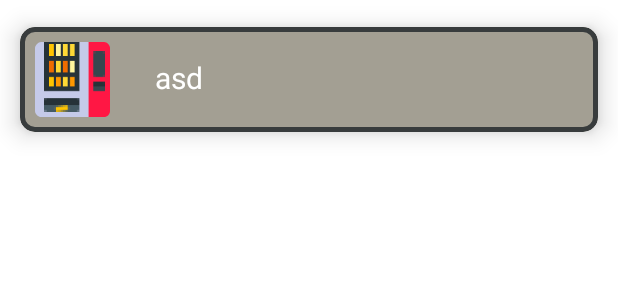
After one commit to DanilaKurdyukov/VendingApp2.0_NavigationComponent_FirestoreCloud, an Android app: the layout toast_item.xml on its own in the app's theme, with its tools: preview values and no code run, on a phone screen of 412 x 824 dp. The commit adds this screen. Shown: the top 300 px of the screen. Run offline under Robolectric (Android 15) with nearby library versions, the phone set to English and light mode, and no system bars.

Commit message:
Made custom toasts

```diff
--- /dev/null
+++ b/app/src/main/res/layout/toast_item.xml
@@ -0,0 +1,37 @@
+<?xml version="1.0" encoding="utf-8"?>
+<com.google.android.material.card.MaterialCardView xmlns:android="http://schemas.android.com/apk/res/android"
+    xmlns:app="http://schemas.android.com/apk/res-auto"
+    android:layout_width="match_parent"
+    android:layout_height="wrap_content"
+    app:cardUseCompatPadding="true"
+    app:cardCornerRadius="10dp"
+    app:cardElevation="10dp"
+    app:strokeColor="@color/black"
+    android:clickable="true"
+    app:strokeWidth="3dp"
+    app:cardBackgroundColor="@color/brown">
+
+    <androidx.appcompat.widget.LinearLayoutCompat
+        android:layout_width="match_parent"
+        android:layout_height="match_parent"
+        android:orientation="horizontal">
+
+        <ImageView
+            android:layout_width="50dp"
+            android:layout_height="50dp"
+            android:layout_gravity="center_vertical"
+            android:layout_margin="10dp"
+            android:src="@mipmap/ic_launcher_round"/>
+
+        <com.google.android.material.textview.MaterialTextView
+            android:id="@+id/text_view_toastText"
+            android:layout_width="match_parent"
+            android:layout_height="wrap_content"
+            style="@style/TextViewStyle"
+            android:text="asd"
+            android:textAlignment="textStart"
+            android:textSize="20dp"/>
+
+    </androidx.appcompat.widget.LinearLayoutCompat>
+
+</com.google.android.material.card.MaterialCardView>
```
Also changed, not shown: app/src/main/java/com/example/vendingapp20/AppData.java (added, +24 -0 lines), app/src/main/java/com/example/vendingapp20/fragments/UserFragment.java (+14 -5 lines).
